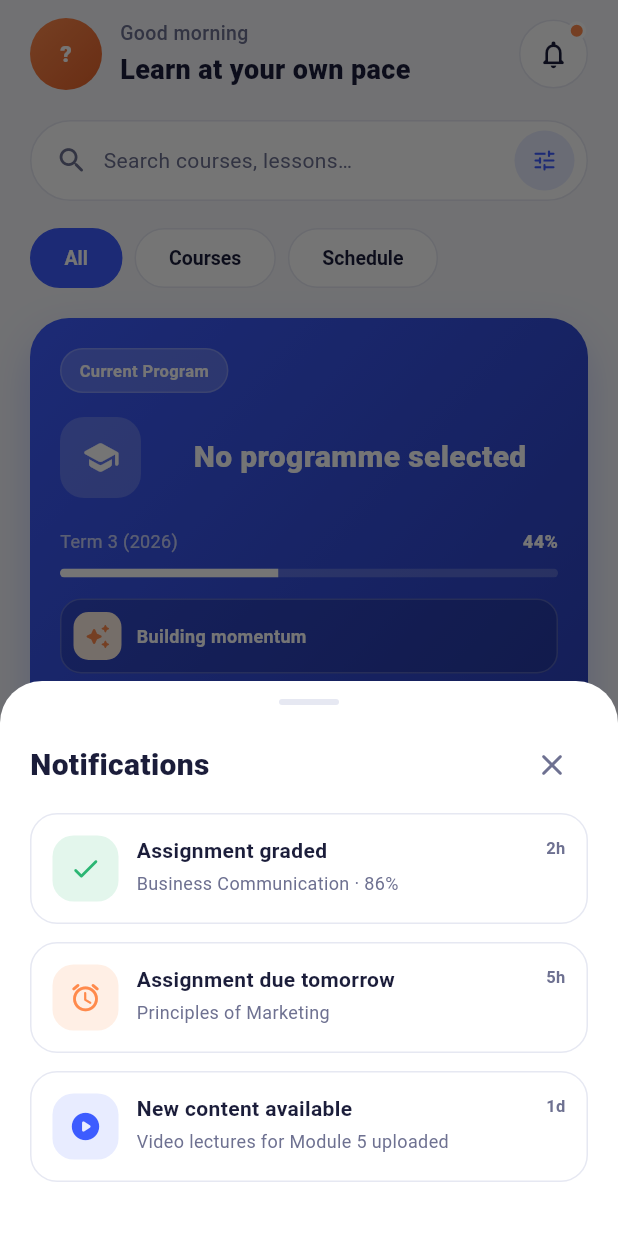
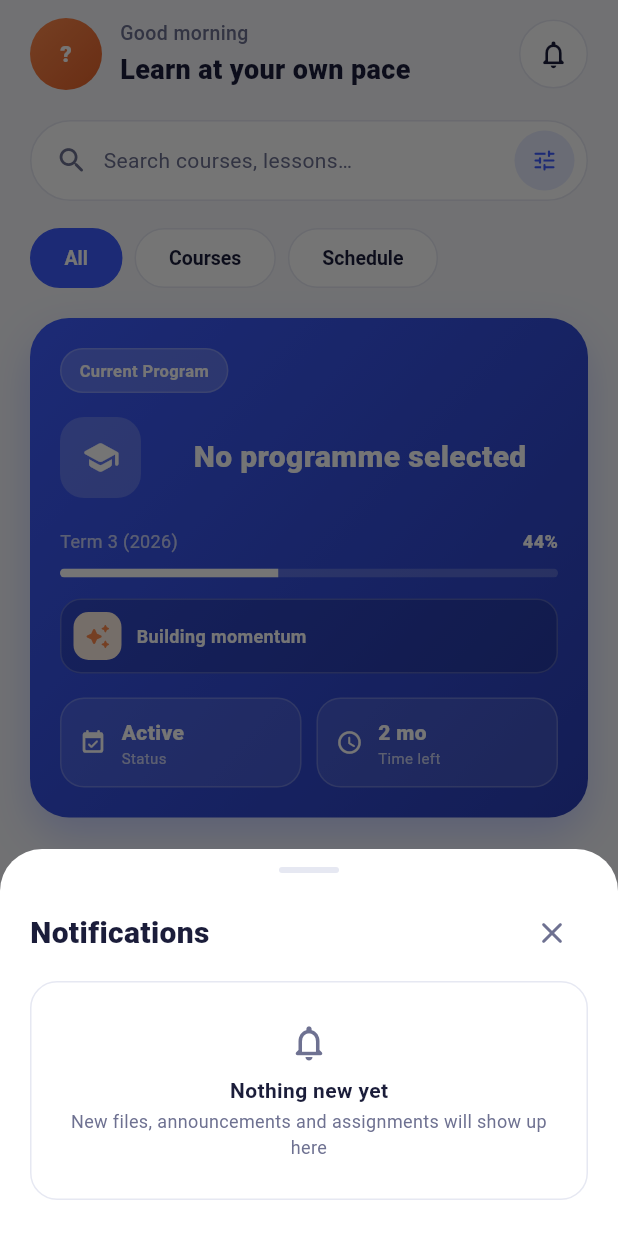
Before and after one commit to georgesimwanza/AdultEducation, a Flutter app: the Dashboard screen opened by its route, after a tap on the "notifications none" icon, on a phone screen of 412 x 824 dp. Run offline on Flutter 3.47's test engine with Material 3 defaults, Android fonts, the phone set to English and light mode, and no system bars; our stand-ins replace dio, file_picker, shared_preferences, sqflite, supabase_flutter, table_calendar and 1 more; missing offline and left inert: flutter_pdfview; accounts and stored records are empty.

Commit message:
new notification system

```diff
--- a/adult/lib/screens/dashboard.dart
+++ b/adult/lib/screens/dashboard.dart
@@ -2,6 +2,7 @@ import 'package:provider/provider.dart';
 import 'package:adult/Controller/auth_controller.dart';
 import 'package:adult/service/dashboard_service.dart';
 import 'package:flutter/material.dart';
+import 'package:shared_preferences/shared_preferences.dart';
 import './subject.dart';
 import 'schedule_screen.dart';
 import 'package:adult/service/sync_service.dart';
@@ -25,6 +26,12 @@ class DashboardState extends State<Dashboard>
 
   // Loaded from the local database (see UserProfileService).
   UserProfile? _profile;
+
+  // Real events, read from the local activity_log table. SyncService writes
+  // "new file / announcement / assignment" rows into it after each sync.
+  List<_NotifData> _notifications = [];
+  int _unreadCount = 0;
+  static const String _lastSeenKey = 'notifications_last_seen';
 
   static const List<String> _filters = ['All', 'Courses', 'Schedule'];
 
@@ -52,6 +59,7 @@ class DashboardState extends State<Dashboard>
       _titleFetched = true;
       _fetchTitle();
       _loadProfile();
+      _loadNotifications();
     }
   }
 
@@ -129,35 +137,125 @@ class DashboardState extends State<Dashboard>
     return "You've just started — keep going";
   }
 
+  // ───────────────────────── Notifications ─────────────────────────
+
+  /// Reads the latest events from the local activity_log table.
+  Future<void> _loadNotifications() async {
+    final db = context.read<SyncService>().db; // before any await
+    if (db == null) return;
+    try {
+      final prefs = await SharedPreferences.getInstance();
+      final lastSeen = prefs.getInt(_lastSeenKey) ?? 0;
+      final rows = await db.query(
+        'activity_log',
+        orderBy: 'timestamp DESC, id DESC',
+        limit: 20,
+      );
+      if (!mounted) return;
+      setState(() {
+        _notifications = rows.map(_notifFromRow).toList();
+        _unreadCount = rows
+            .where((r) => ((r['timestamp'] as int?) ?? 0) > lastSeen)
+            .length;
+      });
+    } catch (_) {
+      // Table missing or db busy — keep whatever is already shown.
+    }
+  }
+
+  /// Remembers that the user has looked at the notifications, which clears
+  /// the dot on the bell until something newer arrives.
+  Future<void> _markNotificationsSeen() async {
+    final prefs = await SharedPreferences.getInstance();
+    await prefs.setInt(_lastSeenKey, DateTime.now().millisecondsSinceEpoch);
+    if (mounted) setState(() => _unreadCount = 0);
+  }
+
+  _NotifData _notifFromRow(Map<String, Object?> r) {
+    final key = ((r['icon'] as String?) ?? '').toLowerCase();
+    IconData icon;
+    Color fg;
+    Color tint;
+    switch (key) {
+      case 'announcement':
+        icon = Icons.campaign_rounded;
+        fg = EduColors.accent;
+        tint = EduColors.accentSoft;
+        break;
+      case 'content':
+        icon = Icons.insert_drive_file_rounded;
+        fg = EduColors.primary;
+        tint = EduColors.primarySoft;
+        break;
+      case 'quiz':
+        icon = Icons.quiz_rounded;
+        fg = EduColors.success;
+        tint = EduColors.successSoft;
+        break;
+      case 'person':
+        icon = Icons.person_rounded;
+        fg = EduColors.primary;
+        tint = EduColors.primarySoft;
+        break;
+      default:
+        icon = Icons.notifications_rounded;
+        fg = EduColors.primary;
+        tint = EduColors.primarySoft;
+    }
+    return _NotifData(
+      icon: icon,
+      iconColor: fg,
+      tint: tint,
+      title: (r['action'] as String?) ?? 'Update',
+      subtitle: (r['name'] as String?) ?? '',
+      time: _relativeTime((r['timestamp'] as int?) ?? 0),
+    );
+  }
+
+  String _relativeTime(int millis) {
+    final diff = DateTime.now()
+        .difference(DateTime.fromMillisecondsSinceEpoch(millis));
+    if (diff.inMinutes < 1) return 'now';
+    if (diff.inMinutes < 60) return '${diff.inMinutes}m';
+    if (diff.inHours < 24) return '${diff.inHours}h';
+    if (diff.inDays < 7) return '${diff.inDays}d';
+    return '${(diff.inDays / 7).floor()}w';
+  }
+
+  Widget _emptyActivity() {
+    return Container(
+      width: double.infinity,
+      padding: const EdgeInsets.symmetric(vertical: 26, horizontal: 20),
+      decoration: BoxDecoration(
+        color: EduColors.surface,
+        borderRadius: BorderRadius.circular(18),
+        border: Border.all(color: EduColors.border),
+      ),
+      child: const Column(
+        children: [
+          Icon(Icons.notifications_none_rounded,
+              color: EduColors.textSecondary, size: 28),
+          SizedBox(height: 8),
+          Text(
+            'Nothing new yet',
+            style: TextStyle(
+              color: EduColors.textPrimary,
+              fontWeight: FontWeight.w700,
+              fontSize: 14,
+            ),
+          ),
+          SizedBox(height: 2),
+          Text(
+            'New files, announcements and assignments will show up here',
+            textAlign: TextAlign.center,
+            style: TextStyle(color: EduColors.textSecondary, fontSize: 12),
+          ),
+        ],
+      ),
+    );
+  }
+
   // ───────────────────────── Data ─────────────────────────
-
-  // Getter (not a field) so hot reload picks up changes to _NotifData.
-  List<_NotifData> get _notifications => [
-    _NotifData(
-      icon: Icons.check_rounded,
-      iconColor: EduColors.success,
-      tint: EduColors.successSoft,
-      title: 'Assignment graded',
-      subtitle: 'Business Communication · 86%',
-      time: '2h',
-    ),
-    _NotifData(
-      icon: Icons.alarm_rounded,
-      iconColor: EduColors.accent,
-      tint: EduColors.accentSoft,
-      title: 'Assignment due tomorrow',
-      subtitle: 'Principles of Marketing',
-      time: '5h',
-    ),
-    _NotifData(
-      icon: Icons.play_circle_rounded,
-      iconColor: EduColors.primary,
-      tint: EduColors.primarySoft,
-      title: 'New content available',
-      subtitle: 'Video lectures for Module 5 uploaded',
-      time: '1d',
-    ),
-  ];
 
   /// Initials from the locally stored profile; falls back to the
   /// AuthController's email until the profile has been synced.
@@ -249,6 +347,7 @@ class DashboardState extends State<Dashboard>
   }
 
   void _openNotifications() {
+    _markNotificationsSeen();
     showModalBottomSheet(
       context: context,
       isScrollControlled: true,
@@ -298,10 +397,17 @@ class DashboardState extends State<Dashboard>
                 ],
               ),
               const SizedBox(height: 8),
-              _AnimatedNotifList(
-                notifications: _notifications,
-                tileBuilder: _buildNotifTile,
-              ),
+              if (_notifications.isEmpty)
+                _emptyActivity()
+              else
+                Flexible(
+                  child: SingleChildScrollView(
+                    child: _AnimatedNotifList(
+                      notifications: _notifications,
+                      tileBuilder: _buildNotifTile,
+                    ),
+                  ),
+                ),
             ],
           ),
         );
@@ -323,7 +429,11 @@ class DashboardState extends State<Dashboard>
           color: EduColors.primary,
           onRefresh: () async {
             setState(() => _isLoadingTitle = true);
-            await Future.wait([_fetchTitle(), _loadProfile()]);
+            await Future.wait([
+              _fetchTitle(),
+              _loadProfile(),
+              _loadNotifications(),
+            ]);
           },
           child: SingleChildScrollView(
             physics: const AlwaysScrollableScrollPhysics(),
@@ -407,9 +517,13 @@ class DashboardState extends State<Dashboard>
                 _fadeSlideIn(
                   start: 0.5,
                   end: 1.0,
-                  child: Column(
-                    children:
-                    _notifications.take(2).map(_buildNotifTile).toList(),
+                  child: _notifications.isEmpty
+                      ? _emptyActivity()
+                      : Column(
+                    children: _notifications
+                        .take(2)
+                        .map(_buildNotifTile)
+                        .toList(),
                   ),
                 ),
               ],
@@ -492,7 +606,7 @@ class DashboardState extends State<Dashboard>
                   size: 22,
                 ),
               ),
-              if (_notifications.isNotEmpty)
+              if (_unreadCount > 0)
                 const Positioned(top: 2, right: 2, child: _PulseDot()),
             ],
           ),
```
Also changed, not shown: adult/lib/service/sync_service.dart (+155 -0 lines).
